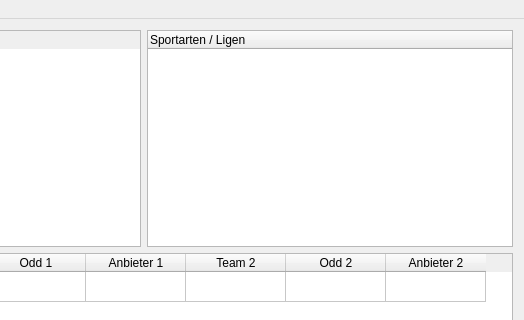
The window that gui/barney-qt/mainwindow.ui (creeky/barney) describes before a commit, drawn with Qt 5; both pictures show x 237 to 761 and y 0 to 320 of the 761 by 503 pixel window.
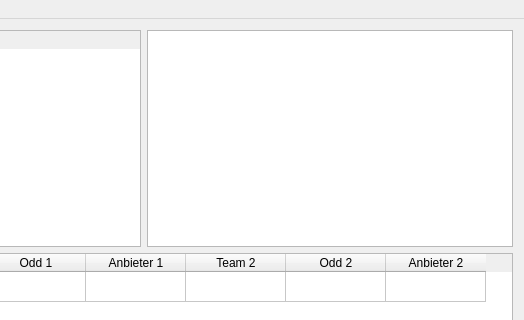
The same window after the commit.

```diff
--- a/gui/barney-qt/mainwindow.ui
+++ b/gui/barney-qt/mainwindow.ui
@@ -33,11 +33,22 @@
       </item>
       <item>
        <widget class="QTreeWidget" name="sportartenliste">
+        <attribute name="headerVisible">
+         <bool>false</bool>
+        </attribute>
+        <attribute name="headerVisible">
+         <bool>false</bool>
+        </attribute>
         <column>
          <property name="text">
           <string>Sportarten / Ligen</string>
          </property>
         </column>
+        <column>
+         <property name="text">
+          <string>id</string>
+         </property>
+        </column>
        </widget>
       </item>
      </layout>
```
